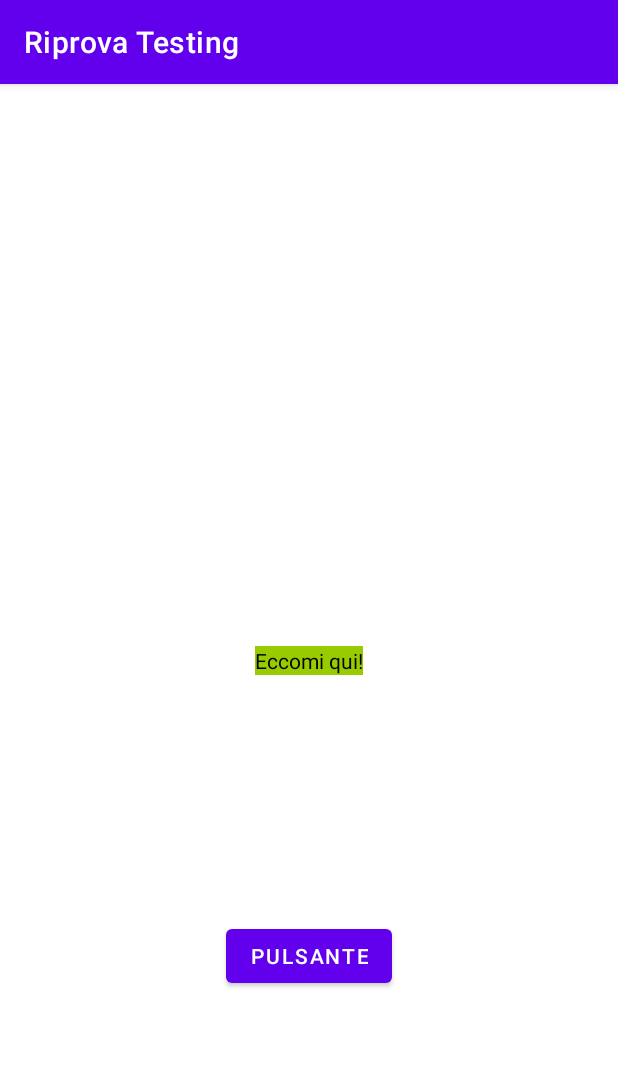
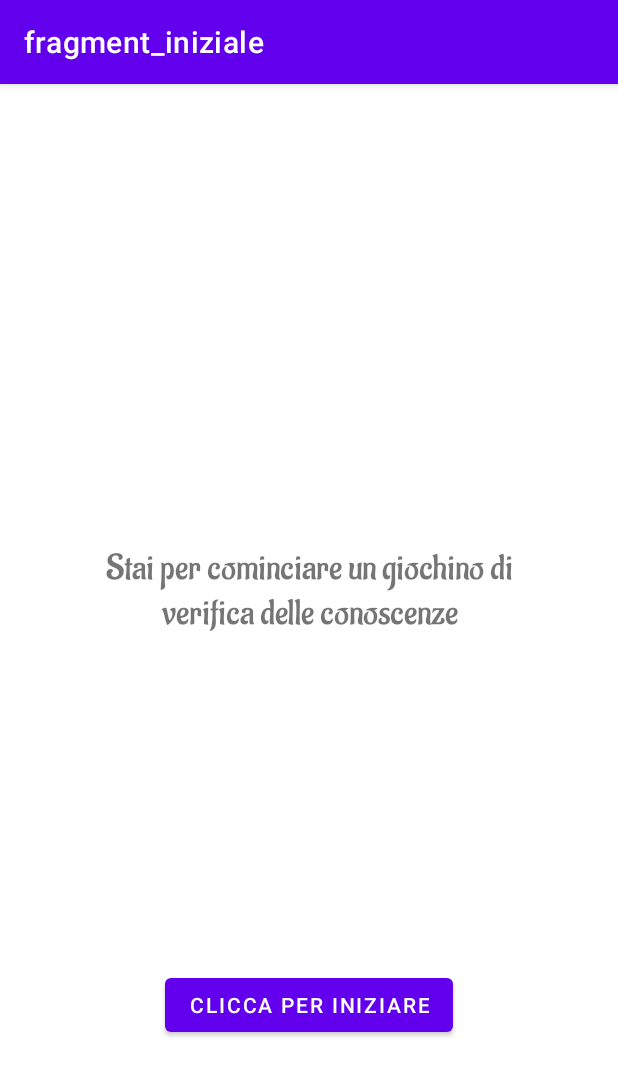
Before and after one commit to giuseppegargani/Prova_Testing_Education, an Android app: the screen it shows after launch (MainActivity before the commit, MainActivity3 after it), on a phone screen of 412 x 824 dp. Shown: the top 1076 px of the screen. Run offline under Robolectric (Android 15) with nearby library versions, the phone set to English and light mode, and no system bars; our stand-ins replace data binding, navigation-ui.

Commit message:
Metà di navigazione

```diff
--- a/app/build.gradle
+++ b/app/build.gradle
@@ -53,6 +53,11 @@ dependencies {
     debugImplementation 'androidx.fragment:fragment-testing:1.3.6'
     testImplementation 'junit:junit:4.+'
 
+    //navigazione
+    implementation "android.arch.navigation:navigation-fragment-ktx:$version_navigation"
+    implementation "android.arch.navigation:navigation-ui-ktx:$version_navigation"
+
+    //testing
     androidTestImplementation 'androidx.test.ext:junit:1.1.3'
     // Kotlin extensions for androidx.test.ext.junit
     androidTestImplementation("androidx.test.ext:junit-ktx:1.1.3")
--- a/app/src/main/AndroidManifest.xml
+++ b/app/src/main/AndroidManifest.xml
@@ -10,10 +10,13 @@
         android:supportsRtl="true"
         android:theme="@style/Theme.RiprovaTesting">
         <activity
+            android:name=".MainActivity"
+            android:exported="true" />
+        <activity
             android:name=".MainActivity2"
             android:exported="true" />
         <activity
-            android:name=".MainActivity"
+            android:name=".MainActivity3"
             android:exported="true">
             <intent-filter>
                 <action android:name="android.intent.action.MAIN" />
--- /dev/null
+++ b/app/src/main/java/com/example/android/riprovatesting/Fragments/Iniziale.kt
@@ -0,0 +1,30 @@
+package com.example.android.riprovatesting.Fragments
+
+import android.os.Bundle
+import androidx.fragment.app.Fragment
+import android.view.LayoutInflater
+import android.view.View
+import android.view.ViewGroup
+import androidx.databinding.DataBindingUtil
+import androidx.navigation.findNavController
+import com.example.android.riprovatesting.R
+import com.example.android.riprovatesting.databinding.FragmentInizialeBinding
+
+
+class Iniziale : Fragment() {
+
+    override fun onCreateView(
+        inflater: LayoutInflater, container: ViewGroup?,
+        savedInstanceState: Bundle?
+    ): View? {
+        // Inflate the layout for this fragment
+        val binding = DataBindingUtil.inflate<FragmentInizialeBinding>(inflater, R.layout.fragment_iniziale, container, false)
+
+        binding.pulsanteInizio.setOnClickListener {
+            it.findNavController().navigate(R.id.action_iniziale_to_primo)
+        }
+
+        return binding.root
+    }
+
+}
--- /dev/null
+++ b/app/src/main/java/com/example/android/riprovatesting/MainActivity3.kt
@@ -0,0 +1,22 @@
+package com.example.android.riprovatesting
+
+import androidx.appcompat.app.AppCompatActivity
+import android.os.Bundle
+import androidx.navigation.findNavController
+import androidx.navigation.ui.NavigationUI
+
+class MainActivity3 : AppCompatActivity() {
+    override fun onCreate(savedInstanceState: Bundle?) {
+        super.onCreate(savedInstanceState)
+        setContentView(R.layout.activity_main3)
+
+        //per inserire il pulsante di back
+        val navController = this.findNavController(R.id.myNavHostFragment)
+        NavigationUI.setupActionBarWithNavController(this, navController)
+    }
+
+    override fun onSupportNavigateUp(): Boolean {
+        val navController = this.findNavController(R.id.myNavHostFragment)
+        return navController.navigateUp()
+    }
+}
--- /dev/null
+++ b/app/src/main/res/layout/activity_main3.xml
@@ -0,0 +1,18 @@
+<?xml version="1.0" encoding="utf-8"?>
+<androidx.constraintlayout.widget.ConstraintLayout xmlns:android="http://schemas.android.com/apk/res/android"
+    xmlns:app="http://schemas.android.com/apk/res-auto"
+    xmlns:tools="http://schemas.android.com/tools"
+    android:layout_width="match_parent"
+    android:layout_height="match_parent"
+    tools:context=".MainActivity3">
+
+    <fragment
+        android:id="@+id/myNavHostFragment"
+        android:name="androidx.navigation.fragment.NavHostFragment"
+        android:layout_width="match_parent"
+        android:layout_height="match_parent"
+        app:navGraph="@navigation/navigation"
+        app:defaultNavHost="true"
+        />
+
+</androidx.constraintlayout.widget.ConstraintLayout>
--- /dev/null
+++ b/app/src/main/res/layout/fragment_iniziale.xml
@@ -0,0 +1,39 @@
+<?xml version="1.0" encoding="utf-8"?>
+<layout xmlns:android="http://schemas.android.com/apk/res/android"
+    xmlns:app="http://schemas.android.com/apk/res-auto"
+    xmlns:tools="http://schemas.android.com/tools">
+
+    <data>
+
+    </data>
+
+    <androidx.constraintlayout.widget.ConstraintLayout
+        android:id="@+id/frameLayout3"
+        android:layout_width="match_parent"
+        android:layout_height="match_parent"
+        tools:context=".Fragments.Iniziale">
+
+        <TextView
+            android:id="@+id/textView3"
+            android:layout_width="304dp"
+            android:layout_height="152dp"
+            android:fontFamily="@font/aladin"
+            android:text="Stai per cominciare un giochino di verifica delle conoscenze"
+            android:textAlignment="center"
+            android:textSize="24sp"
+            app:layout_constraintBottom_toBottomOf="parent"
+            app:layout_constraintEnd_toEndOf="parent"
+            app:layout_constraintStart_toStartOf="parent"
+            app:layout_constraintTop_toTopOf="parent" />
+
+        <Button
+            android:id="@+id/pulsanteInizio"
+            android:layout_width="wrap_content"
+            android:layout_height="wrap_content"
+            android:text="Clicca per iniziare"
+            app:layout_constraintBottom_toBottomOf="parent"
+            app:layout_constraintEnd_toEndOf="parent"
+            app:layout_constraintStart_toStartOf="parent"
+            app:layout_constraintTop_toBottomOf="@+id/textView3" />
+    </androidx.constraintlayout.widget.ConstraintLayout>
+</layout>
--- /dev/null
+++ b/app/src/main/res/menu/overflow_menu.xml
@@ -0,0 +1,4 @@
+<?xml version="1.0" encoding="utf-8"?>
+<menu xmlns:android="http://schemas.android.com/apk/res/android">
+
+</menu>
--- /dev/null
+++ b/app/src/main/res/navigation/navigation.xml
@@ -0,0 +1,43 @@
+<?xml version="1.0" encoding="utf-8"?>
+<navigation xmlns:android="http://schemas.android.com/apk/res/android"
+    xmlns:app="http://schemas.android.com/apk/res-auto"
+    xmlns:tools="http://schemas.android.com/tools"
+    android:id="@+id/navigation"
+    app:startDestination="@id/iniziale">
+
+    <fragment
+        android:id="@+id/primo"
+        android:name="com.example.android.riprovatesting.Fragments.Primo"
+        android:label="Primo" >
+        <action
+            android:id="@+id/action_primo_to_secondo"
+            app:destination="@id/secondo"
+            app:popUpTo="@id/primo" />
+        <action
+            android:id="@+id/action_primo_to_terzo"
+            app:destination="@id/terzo"
+            app:popUpTo="@id/iniziale"
+            app:popUpToInclusive="false" />
+    </fragment>
+    <fragment
+        android:id="@+id/secondo"
+        android:name="com.example.android.riprovatesting.Fragments.Secondo"
+        android:label="Secondo" />
+    <fragment
+        android:id="@+id/terzo"
+        android:name="com.example.android.riprovatesting.Fragments.terzo"
+        android:label="terzo" />
+    <fragment
+        android:id="@+id/iniziale"
+        android:name="com.example.android.riprovatesting.Fragments.Iniziale"
+        android:label="fragment_iniziale"
+        tools:layout="@layout/fragment_iniziale" >
+        <action
+            android:id="@+id/action_iniziale_to_primo"
+            app:destination="@id/primo" />
+    </fragment>
+    <fragment
+        android:id="@+id/aboutUs"
+        android:name="com.example.android.riprovatesting.Fragments.AboutUs"
+        android:label="AboutUs" />
+</navigation>
--- a/app/src/main/res/values/strings.xml
+++ b/app/src/main/res/values/strings.xml
@@ -1,6 +1,7 @@
 <resources>
-    <string name="app_name">Riprova Testing</string>
+    <string name="app_name">Gioco conoscenze</string>
     <string name="scritta_toast">Ecco il Toast!!</string>
     <!-- TODO: Remove or change this placeholder text -->
     <string name="hello_blank_fragment">Hello Fragment!!</string>
+    <string name="descrizione" />
 </resources>
```
Also changed, not shown: app/src/main/java/com/example/android/riprovatesting/Fragments/AboutUs.kt (added, +23 -0 lines), app/src/main/java/com/example/android/riprovatesting/Fragments/Primo.kt (added, +51 -0 lines), app/src/main/java/com/example/android/riprovatesting/Fragments/Secondo.kt (added, +23 -0 lines), app/src/main/java/com/example/android/riprovatesting/Fragments/terzo.kt (added, +23 -0 lines), app/src/main/res/layout/fragment_about_us.xml (added, +29 -0 lines), app/src/main/res/layout/fragment_primo.xml (added, +74 -0 lines), app/src/main/res/layout/fragment_secondo.xml (added, +28 -0 lines), app/src/main/res/layout/fragment_terzo.xml (added, +29 -0 lines), app/src/main/res/font/aladin.ttf (added), app/src/main/res/font/allura.ttf (added), 1 other file.
